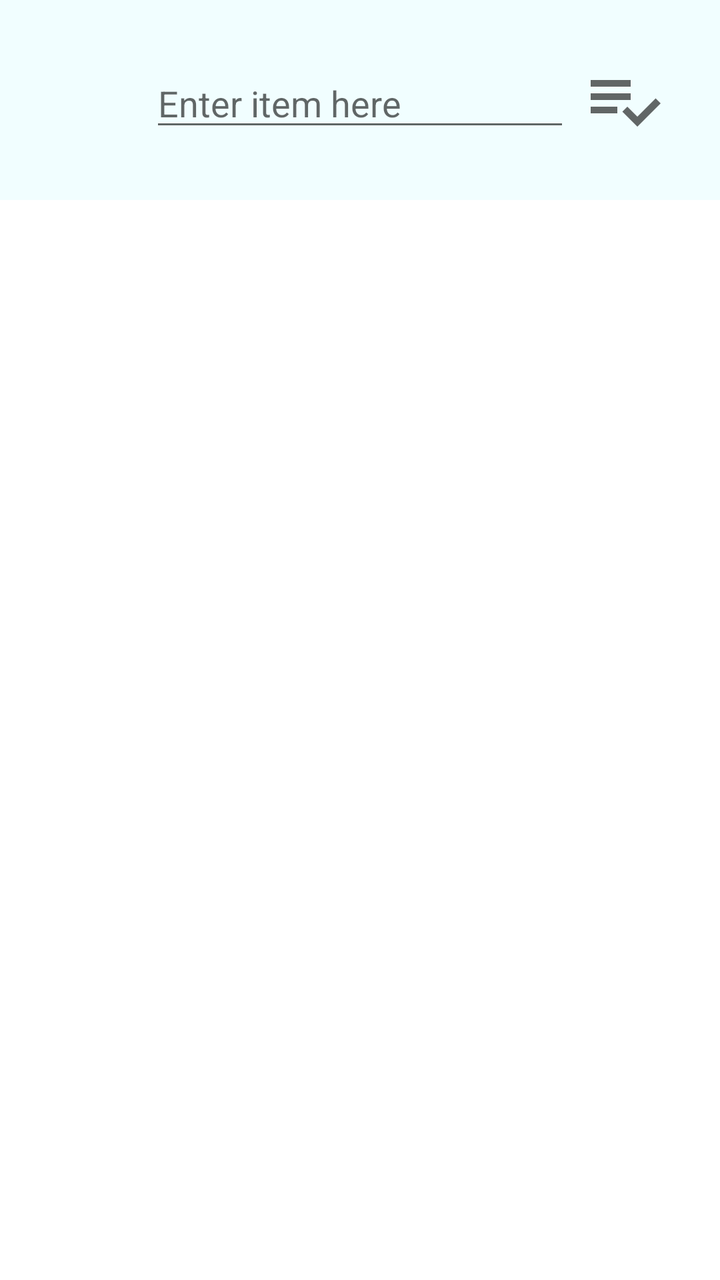
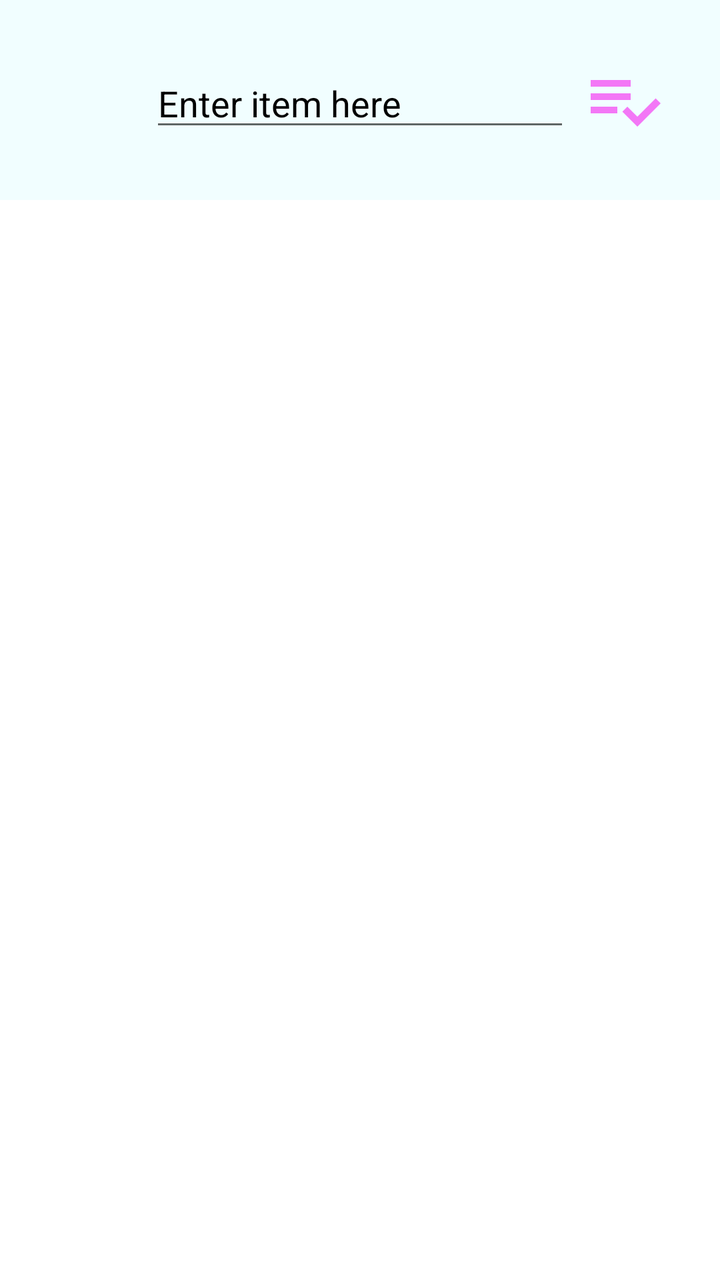

Compare the two renders of this Android layout. The source of the first and the diff that turns it into the second are given below.
<!-- AndroidManifest.xml: application theme Theme.FYP -->
<!-- res/layout/fragment_shopping_list.xml -->
<?xml version="1.0" encoding="utf-8"?>
<LinearLayout xmlns:android="http://schemas.android.com/apk/res/android"
    xmlns:tools="http://schemas.android.com/tools"
    android:layout_width="match_parent"
    android:layout_height="match_parent"
    tools:context=".ShoppingListFragment"
    android:layout_marginStart="0dp"
    android:layout_marginEnd="0dp">

    <RelativeLayout
        android:layout_width="match_parent"
        android:layout_height="match_parent"
        >

        <RelativeLayout
            android:id="@+id/header"
            android:layout_width="match_parent"
            android:layout_height="100dp"
            android:layout_alignParentTop="true"
            android:background="#F1FEFF">

            <AutoCompleteTextView
                android:id="@+id/input"
                android:layout_width="wrap_content"
                android:layout_height="wrap_content"
                android:layout_centerInParent="true"
                android:ems="10"
                android:completionThreshold="2"
                android:hint="Enter item here">

            </AutoCompleteTextView>

            <ImageView
                android:id="@+id/add"
                android:layout_width="40sp"
                android:layout_height="40sp"
                android:layout_centerVertical="true"
                android:layout_marginStart="7sp"
                android:layout_toEndOf="@+id/input"
                android:src="@drawable/add_item">

            </ImageView>
        </RelativeLayout>

        <androidx.recyclerview.widget.RecyclerView
            android:id="@+id/verticalView"
            android:layout_width="match_parent"
            android:layout_height="match_parent"
            android:layout_below="@+id/header"
            android:layout_alignParentBottom="true"
            android:orientation="vertical" />

    </RelativeLayout>

</LinearLayout>
<!-- resources referenced by this layout -->
<resources>
  <!-- drawable add_item (drawable) -->
  <vector xmlns:android="http://schemas.android.com/apk/res/android"
      android:width="24dp"
      android:height="24dp"
      android:viewportWidth="24"
      android:viewportHeight="24"
      android:tint="?attr/colorControlNormal">
    <path
        android:fillColor="@android:color/white"
        android:pathData="M14,10H2v2h12V10zM14,6H2v2h12V6zM2,16h8v-2H2V16zM21.5,11.5L23,13l-6.99,7l-4.51,-4.5L13,14l3.01,3L21.5,11.5z"/>
  </vector>
  <style name="Theme.FYP" parent="Theme.MaterialComponents.DayNight.DarkActionBar">
          
          <item name="colorPrimary">@color/purple_500</item>
          <item name="colorPrimaryVariant">@color/purple_700</item>
          <item name="colorOnPrimary">@color/white</item>
          
          <item name="colorSecondary">@color/teal_200</item>
          <item name="colorSecondaryVariant">@color/teal_700</item>
          <item name="colorOnSecondary">@color/black</item>
          
          <item name="android:statusBarColor" tools:targetApi="l">?attr/colorPrimaryVariant</item>
          
      </style>
  <color name="purple_500">#FF6200EE</color>
  <color name="purple_700">#FF3700B3</color>
  <color name="white">#FFFFFFFF</color>
  <color name="teal_200">#FF03DAC5</color>
  <color name="teal_700">#FF018786</color>
  <color name="black">#FF000000</color>
</resources>

<!-- the commit's change to res/layout/fragment_shopping_list.xml (unified diff, before → after) -->
@@ -24,9 +24,11 @@
                 android:layout_width="wrap_content"
                 android:layout_height="wrap_content"
                 android:layout_centerInParent="true"
+                android:completionThreshold="2"
                 android:ems="10"
-                android:completionThreshold="2"
-                android:hint="Enter item here">
+                android:hint="Enter item here"
+                android:textColor="@color/primaryTextColor"
+                android:textColorHint="@color/primaryTextColor">
 
             </AutoCompleteTextView>
 
<!-- resource entries referenced after the edit -->
@@ -1,34 +1,36 @@
 <!-- resources referenced by this layout -->
 <resources>
+  <color name="primaryTextColor">#000000</color>
   <!-- drawable add_item (drawable) -->
   <vector xmlns:android="http://schemas.android.com/apk/res/android"
       android:width="24dp"
       android:height="24dp"
       android:viewportWidth="24"
       android:viewportHeight="24"
-      android:tint="?attr/colorControlNormal">
+      android:tint="@color/secondaryColor">
     <path
-        android:fillColor="@android:color/white"
+        android:fillColor="@color/secondaryColor"
         android:pathData="M14,10H2v2h12V10zM14,6H2v2h12V6zM2,16h8v-2H2V16zM21.5,11.5L23,13l-6.99,7l-4.51,-4.5L13,14l3.01,3L21.5,11.5z"/>
   </vector>
-  <style name="Theme.FYP" parent="Theme.MaterialComponents.DayNight.DarkActionBar">
+  <style name="Theme.FYP" parent="Theme.MaterialComponents.DayNight.NoActionBar">
           
-          <item name="colorPrimary">@color/purple_500</item>
-          <item name="colorPrimaryVariant">@color/purple_700</item>
-          <item name="colorOnPrimary">@color/white</item>
+          <item name="colorPrimary">@color/primaryColor</item>
+          <item name="colorPrimaryVariant">@color/primaryLightColor</item>
+          <item name="colorOnPrimary">#FFFFFF</item>
           
-          <item name="colorSecondary">@color/teal_200</item>
-          <item name="colorSecondaryVariant">@color/teal_700</item>
-          <item name="colorOnSecondary">@color/black</item>
+          <item name="colorSecondary">@color/secondaryColor</item>
+          <item name="colorSecondaryVariant">@color/secondaryLightColor</item>
+          <item name="colorOnSecondary">#FFFFFF</item>
           
           <item name="android:statusBarColor" tools:targetApi="l">?attr/colorPrimaryVariant</item>
           
+  
+          <item name="android:windowBackground">#FFFFFF</item>
+  
       </style>
-  <color name="purple_500">#FF6200EE</color>
-  <color name="purple_700">#FF3700B3</color>
-  <color name="white">#FFFFFFFF</color>
-  <color name="teal_200">#FF03DAC5</color>
-  <color name="teal_700">#FF018786</color>
-  <color name="black">#FF000000</color>
+  <color name="secondaryColor">#f377f6</color>
+  <color name="primaryColor">#96f992</color>
+  <color name="primaryLightColor">#caffc3</color>
+  <color name="secondaryLightColor">#ffaaff</color>
 </resources>
 
